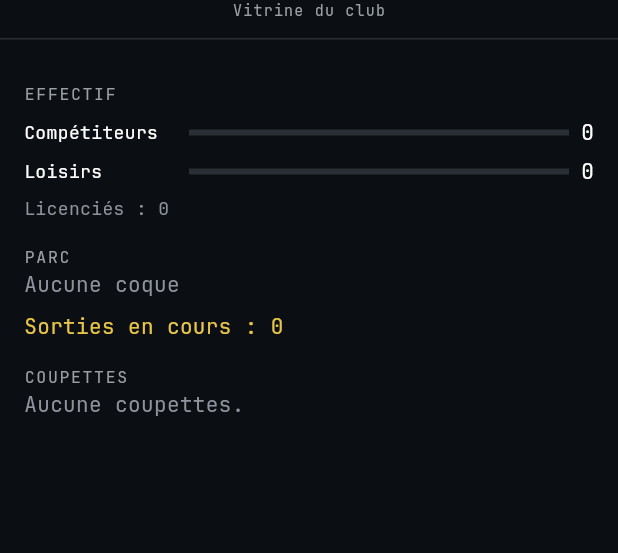
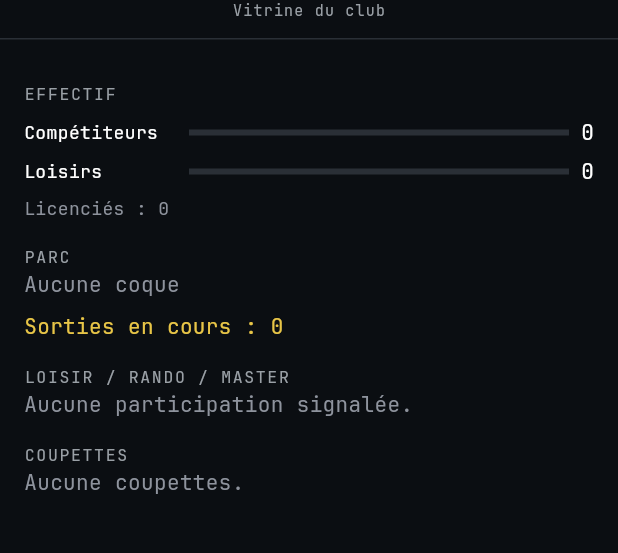
Before and after one commit to 1o68o7/AvSim-v1, a Flutter app: the SpinoscopeScreen screen opened by its route, on a phone screen of 412 x 824 dp, the part 70-623 px from its top. Run offline on Flutter 3.47's test engine with Material 3 defaults, Android fonts, the phone set to English and light mode, and no system bars; our stand-ins replace battery_plus, connectivity_plus, file_picker, flutter_map, flutter_riverpod, geolocator and 8 more; missing offline and left inert: excel, flutter_foreground_task; accounts and stored records are empty.

Commit message:
feat(datar0w): signalement loisir/rando/master + spinoscope
Opt-in 1 participation / événement. Filtres calendrier déjà en E.
Spinoscope étendu, pas de second écran. Inscription = deep-link.

Co-authored-by: 4cm <1o68o7@users.noreply.github.com>

```diff
--- a/apps/datar0w/lib/features/identity/screen_spinoscope.dart
+++ b/apps/datar0w/lib/features/identity/screen_spinoscope.dart
@@ -2,6 +2,7 @@ import 'package:flutter/material.dart';
 import 'package:flutter_riverpod/flutter_riverpod.dart';
 import 'package:go_router/go_router.dart';
 
+import '../../calendar/loisir_store.dart';
 import '../../identity/controller.dart';
 import '../../identity/models.dart';
 import '../../ops/controller.dart';
@@ -94,6 +95,40 @@ class _SpinoscopeScreenState extends ConsumerState<SpinoscopeScreen> {
           ),
           const SizedBox(height: 16),
           const Text(
+            'LOISIR / RANDO / MASTER',
+            style: TextStyle(
+              color: DeckColors.label,
+              fontSize: 11,
+              letterSpacing: 1.1,
+            ),
+          ),
+          FutureBuilder(
+            future: LoisirStore().list(),
+            builder: (context, snap) {
+              final list = snap.data ?? const [];
+              if (list.isEmpty) {
+                return const Text(
+                  'Aucune participation signalée.',
+                  style: TextStyle(color: DeckColors.muted),
+                );
+              }
+              return Column(
+                children: [
+                  for (final p in list.take(8))
+                    ListTile(
+                      contentPadding: EdgeInsets.zero,
+                      dense: true,
+                      title: Text(p.eventId),
+                      subtitle: Text(
+                        '${p.type} · ${p.tempsCourse ?? p.classementLoisir ?? 'ok'}',
+                      ),
+                    ),
+                ],
+              );
+            },
+          ),
+          const SizedBox(height: 16),
+          const Text(
             'COUPETTES',
             style: TextStyle(
               color: DeckColors.label,
```
Also changed, not shown: apps/datar0w/lib/calendar/loisir_store.dart (added, +43 -0 lines), apps/datar0w/lib/features/calendar/screen_event.dart (+69 -22 lines), 1 other file.
